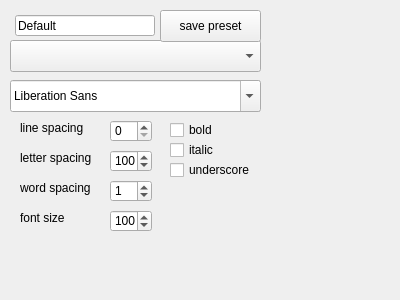
Qt form src/ui/FontTuner/fonttuner.ui (mutantcornholio/vj-misc) before a commit.
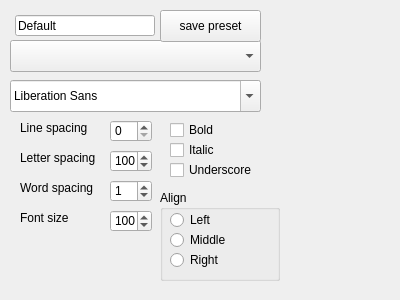
The same form after that commit.

Commit message: Alignment; FontTuner refactoring

```diff
--- a/src/ui/FontTuner/fonttuner.ui
+++ b/src/ui/FontTuner/fonttuner.ui
@@ -52,7 +52,7 @@
     </rect>
    </property>
    <property name="text">
-    <string>line spacing</string>
+    <string>Line spacing</string>
    </property>
   </widget>
   <widget class="QSpinBox" name="lineSpacing">
@@ -78,7 +78,7 @@
     </rect>
    </property>
    <property name="text">
-    <string>letter spacing</string>
+    <string>Letter spacing</string>
    </property>
   </widget>
   <widget class="QCheckBox" name="boldBox">
@@ -91,7 +91,7 @@
     </rect>
    </property>
    <property name="text">
-    <string>bold</string>
+    <string>Bold</string>
    </property>
   </widget>
   <widget class="QCheckBox" name="italicBox">
@@ -104,7 +104,7 @@
     </rect>
    </property>
    <property name="text">
-    <string>italic</string>
+    <string>Italic</string>
    </property>
   </widget>
   <widget class="QCheckBox" name="underlineBox">
@@ -117,7 +117,7 @@
     </rect>
    </property>
    <property name="text">
-    <string>underscore</string>
+    <string>Underscore</string>
    </property>
   </widget>
   <widget class="QSpinBox" name="wordSpacing">
@@ -149,7 +149,7 @@
     </rect>
    </property>
    <property name="text">
-    <string>word spacing</string>
+    <string>Word spacing</string>
    </property>
   </widget>
   <widget class="QSpinBox" name="fontSize">
@@ -178,7 +178,7 @@
     </rect>
    </property>
    <property name="text">
-    <string>font size</string>
+    <string>Font size</string>
    </property>
   </widget>
   <widget class="QComboBox" name="presetSelectBox">
@@ -217,6 +217,58 @@
     <string>save preset</string>
    </property>
   </widget>
+  <widget class="QGroupBox" name="align">
+   <property name="geometry">
+    <rect>
+     <x>160</x>
+     <y>190</y>
+     <width>120</width>
+     <height>91</height>
+    </rect>
+   </property>
+   <property name="title">
+    <string>Align</string>
+   </property>
+   <widget class="QRadioButton" name="alignRight">
+    <property name="geometry">
+     <rect>
+      <x>10</x>
+      <y>60</y>
+      <width>100</width>
+      <height>20</height>
+     </rect>
+    </property>
+    <property name="text">
+     <string>Right</string>
+    </property>
+   </widget>
+   <widget class="QRadioButton" name="alignMiddle">
+    <property name="geometry">
+     <rect>
+      <x>10</x>
+      <y>40</y>
+      <width>100</width>
+      <height>20</height>
+     </rect>
+    </property>
+    <property name="text">
+     <string>Middle</string>
+    </property>
+   </widget>
+   <widget class="QRadioButton" name="alignLeft">
+    <property name="geometry">
+     <rect>
+      <x>10</x>
+      <y>20</y>
+      <width>100</width>
+      <height>20</height>
+     </rect>
+    </property>
+    <property name="text">
+     <string>Left</string>
+    </property>
+   </widget>
+  </widget>
  </widget>
  <resources/>
  <connections/>
```
The commit also changes 14 other files.
